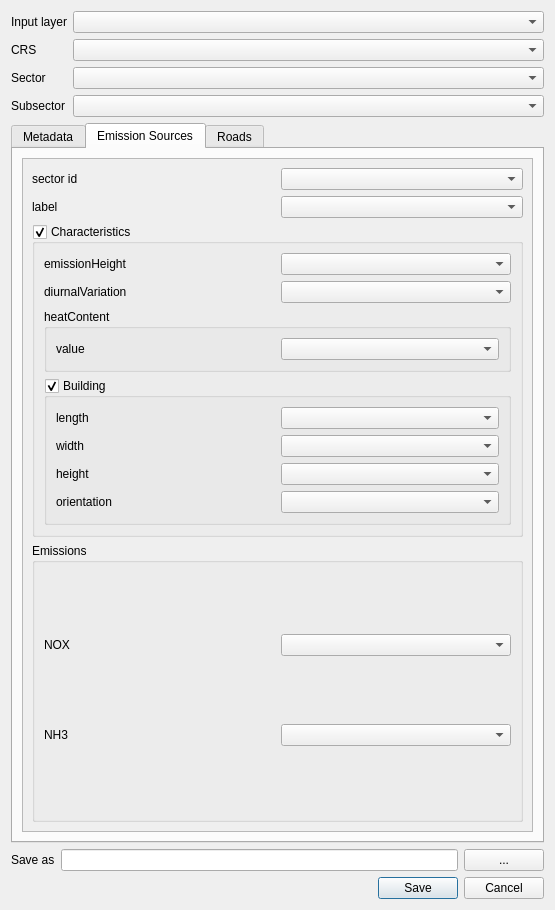
opengeogroep/AERIUS-QGIS-plugins, file ImaerPlugin/generate_calc_input_dlg.ui: the form before one commit.
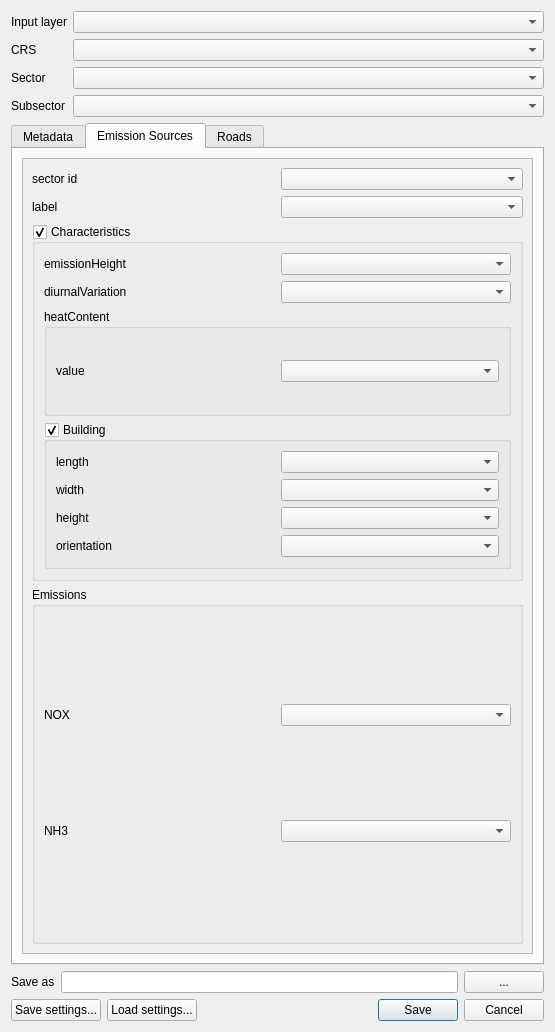
The form after the commit. The open tabs and pages were chosen to show the change. Custom widgets are drawn as their Qt base class.

Commit message: Basic save and load field settings functionality

What changed in the file:
```diff
--- a/ImaerPlugin/generate_calc_input_dlg.ui
+++ b/ImaerPlugin/generate_calc_input_dlg.ui
@@ -7,7 +7,7 @@
     <x>0</x>
     <y>0</y>
     <width>555</width>
-    <height>910</height>
+    <height>1032</height>
    </rect>
   </property>
   <property name="windowTitle">
@@ -224,7 +224,7 @@
                 <x>0</x>
                 <y>0</y>
                 <width>509</width>
-                <height>647</height>
+                <height>767</height>
                </rect>
               </property>
               <layout class="QGridLayout" name="gridLayout_3">
@@ -737,7 +737,42 @@
       </layout>
      </item>
      <item>
+      <layout class="QHBoxLayout" name="horizontalLayout_fn_2">
+       <item>
+        <widget class="QPushButton" name="btn_save_settings">
+         <property name="text">
+          <string>Save settings...</string>
+         </property>
+        </widget>
+       </item>
+       <item>
+        <widget class="QPushButton" name="btn_load_settings">
+         <property name="text">
+          <string>Load settings...</string>
+         </property>
+        </widget>
+       </item>
+       <item>
+        <spacer name="horizontalSpacer">
+         <property name="orientation">
+          <enum>Qt::Horizontal</enum>
+         </property>
+         <property name="sizeHint" stdset="0">
+          <size>
+           <width>40</width>
+           <height>20</height>
+          </size>
+         </property>
+        </spacer>
+       </item>
+       <item>
       <widget class="QDialogButtonBox" name="buttonBox">
+         <property name="sizePolicy">
+          <sizepolicy hsizetype="MinimumExpanding" vsizetype="Fixed">
+           <horstretch>0</horstretch>
+           <verstretch>0</verstretch>
+          </sizepolicy>
+         </property>
        <property name="orientation">
         <enum>Qt::Horizontal</enum>
        </property>
@@ -745,6 +780,8 @@
         <set>QDialogButtonBox::Cancel|QDialogButtonBox::Save</set>
        </property>
       </widget>
+       </item>
+      </layout>
      </item>
     </layout>
    </item>
```
Left out of the diff: 9 changed lines with no effect on the pictures. Lines whose indentation alone changed are shown as unchanged. The commit also changes 1 other file.
